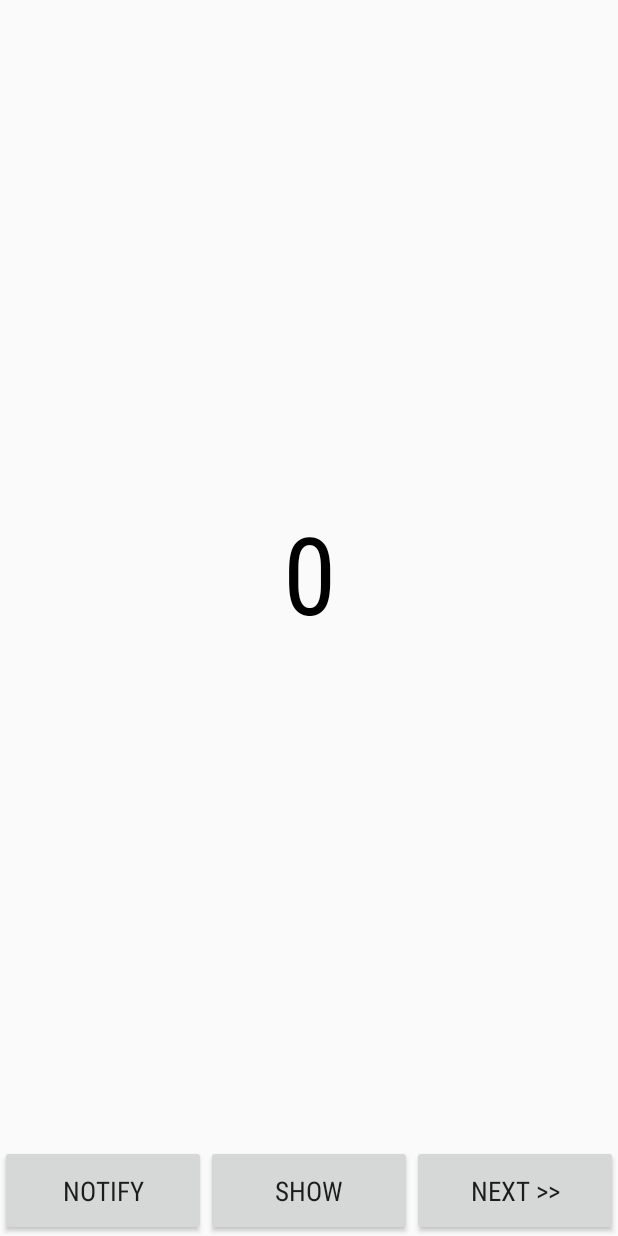
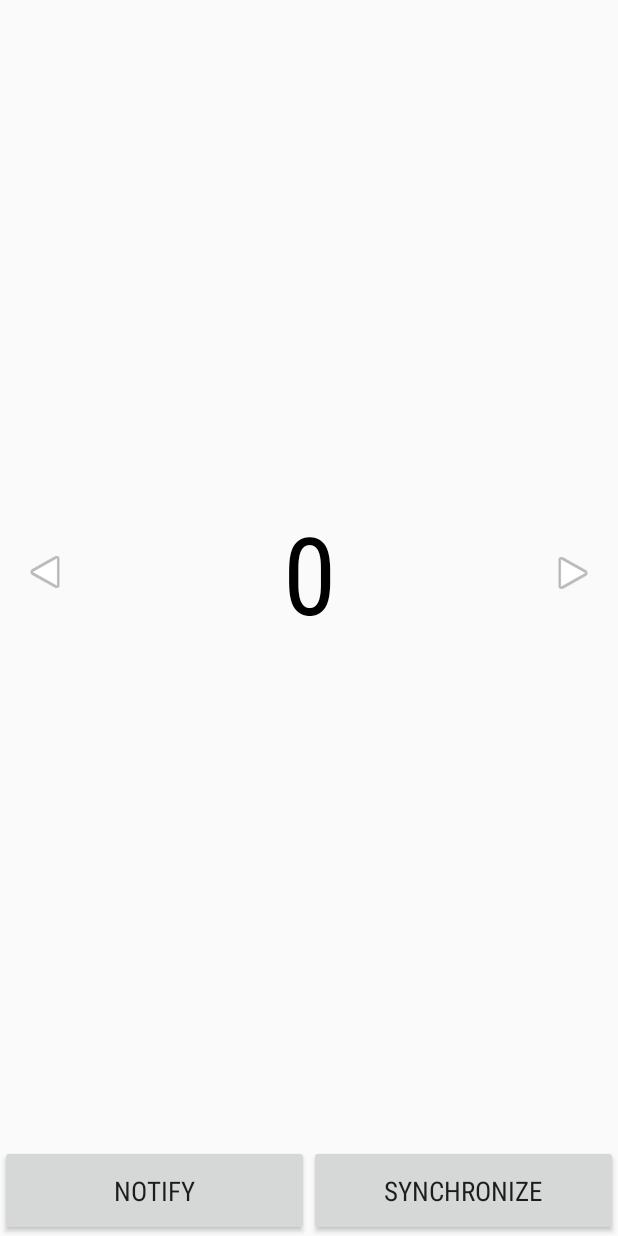
Before and after one commit to tomekkonieczny/AndroidWearWorkshop, an Android app: the screen it shows after launch (MainActivity), on a phone screen of 412 x 824 dp. Run offline under Robolectric (Android 15) with nearby library versions, the phone set to English and light mode, and no system bars.

Commit message:
Wearable view

```diff
--- a/mobile/src/main/java/watch/stxnext/com/watchworkshop/MainActivity.java
+++ b/mobile/src/main/java/watch/stxnext/com/watchworkshop/MainActivity.java
@@ -9,8 +9,8 @@ import android.support.v4.app.NotificationCompat;
 import android.support.v4.app.NotificationManagerCompat;
 import android.view.View;
 import android.widget.Button;
+import android.widget.ImageButton;
 import android.widget.TextView;
-import android.widget.Toast;
 
 import java.util.Random;
 
@@ -24,6 +24,8 @@ public class MainActivity extends Activity {
     private static final int COUNTDOWN = 0;
     private static final int STOP = 1;
 
+    private static final int NOTIFICATION_ID = 100;
+
     private TextView valueTextView;
     private boolean countdownLock = false;
 
@@ -34,17 +36,36 @@ public class MainActivity extends Activity {
 
         valueTextView = (TextView) findViewById(R.id.random_int_text_view);
 
-        prepareNextButton();
+        prepareValueButtons();
         prepareNotifyButton();
     }
 
-    private void prepareNextButton() {
-        Button nextButton = (Button) findViewById(R.id.next_button);
+    private void prepareValueButtons() {
+        ImageButton nextButton = (ImageButton) findViewById(R.id.next_button);
         nextButton.setOnClickListener(new View.OnClickListener() {
             @Override
             public void onClick(View v) {
                 Random random = new Random();
-                valueTextView.setText(String.valueOf(random.nextInt(1000)));
+                int value = Integer.valueOf(valueTextView.getText().toString());
+                int newValue = random.nextInt(1000);
+                while (newValue < value) {
+                    newValue = random.nextInt(1000);
+                }
+                value = newValue;
+
+                valueTextView.setText(String.valueOf(value));
+            }
+        });
+
+        ImageButton prevButton = (ImageButton) findViewById(R.id.prev_buttton);
+        prevButton.setOnClickListener(new View.OnClickListener() {
+            @Override
+            public void onClick(View v) {
+                Random random = new Random();
+                int value = Integer.valueOf(valueTextView.getText().toString());
+                value = value > 1 ? random.nextInt(value) : 0;
+
+                valueTextView.setText(String.valueOf(value));
             }
         });
     }
@@ -83,7 +104,7 @@ public class MainActivity extends Activity {
 
                 //Show notification
                 NotificationManagerCompat mNotificationManager = NotificationManagerCompat.from(MainActivity.this);
-                mNotificationManager.notify(100, mBuilder.build());
+                mNotificationManager.notify(NOTIFICATION_ID, mBuilder.build());
 
             }
         });
@@ -106,7 +127,8 @@ public class MainActivity extends Activity {
 
     private void countdown() {
         int value = Integer.parseInt(valueTextView.getText().toString());
-        if (value > 0 && !countdownLock) {
+        if (!countdownLock) {
+            if (value > 0) {
                 value--;
                 valueTextView.setText(String.valueOf(value));
                 valueTextView.postDelayed(new Runnable() {
@@ -115,7 +137,11 @@ public class MainActivity extends Activity {
                         countdown();
                     }
                 }, 10);
-        } else if (countdownLock) {
+            } else {
+                NotificationManagerCompat mNotificationManager = NotificationManagerCompat.from(MainActivity.this);
+                mNotificationManager.cancel(NOTIFICATION_ID);
+            }
+        } else {
             countdownLock = false;
         }
     }
--- a/mobile/src/main/res/layout/activity_main.xml
+++ b/mobile/src/main/res/layout/activity_main.xml
@@ -5,16 +5,41 @@
     android:gravity="center"
     android:orientation="vertical">
 
+    <LinearLayout
+        android:orientation="horizontal"
+        android:layout_width="match_parent"
+        android:layout_height="0dp"
+        android:layout_weight="1">
+
+
+        <ImageButton
+            android:id="@+id/prev_buttton"
+            android:rotation="180"
+            android:layout_width="60dp"
+            android:layout_height="match_parent"
+            android:background="@android:color/transparent"
+            android:src="@android:drawable/ic_media_play"/>
+
         <TextView
             android:id="@+id/random_int_text_view"
-        android:layout_width="match_parent"
-        android:layout_height="0dp"
+            android:layout_width="wrap_content"
+            android:layout_height="match_parent"
             android:layout_weight="1"
             android:gravity="center"
             android:textSize="72dp"
             android:fontFamily="sans-serif-condensed"
             android:textColor="@android:color/black"
             android:text="0" />
+
+        <ImageButton
+            android:id="@+id/next_button"
+            android:layout_width="60dp"
+            android:layout_height="match_parent"
+            android:background="@android:color/transparent"
+            android:src="@android:drawable/ic_media_play"/>
+
+    </LinearLayout>
+
 
     <LinearLayout
         android:orientation="horizontal"
@@ -25,7 +50,7 @@
             android:id="@+id/notify_button"
             android:layout_width="0dp"
             android:layout_weight="1"
-            android:layout_height="wrap_content"
+            android:layout_height="match_parent"
             android:fontFamily="sans-serif-condensed"
             android:textSize="18dp"
             android:padding="18dp"
@@ -35,21 +60,12 @@
             android:id="@+id/synchronize_button"
             android:layout_width="0dp"
             android:layout_weight="1"
-            android:layout_height="wrap_content"
+            android:layout_height="match_parent"
             android:fontFamily="sans-serif-condensed"
             android:textSize="18dp"
             android:padding="18dp"
-            android:text="Show"/>
+            android:text="Synchronize"/>
 
-        <Button
-            android:id="@+id/next_button"
-            android:layout_width="0dp"
-            android:layout_weight="1"
-            android:layout_height="wrap_content"
-            android:fontFamily="sans-serif-condensed"
-            android:textSize="18dp"
-            android:padding="18dp"
-            android:text="Next >>"/>
 
     </LinearLayout>
 
--- /dev/null
+++ b/wear/src/main/res/drawable/black_oval.xml
@@ -0,0 +1,5 @@
+<?xml version="1.0" encoding="utf-8"?>
+<shape xmlns:android="http://schemas.android.com/apk/res/android"
+    android:shape="oval">
+    <solid android:color="@android:color/black" />
+</shape>
--- a/wear/src/main/res/layout/activity_main.xml
+++ b/wear/src/main/res/layout/activity_main.xml
@@ -1,5 +1,6 @@
 <?xml version="1.0" encoding="utf-8"?>
-<android.support.wearable.view.WatchViewStub xmlns:android="http://schemas.android.com/apk/res/android"
+<android.support.wearable.view.WatchViewStub
+    xmlns:android="http://schemas.android.com/apk/res/android"
     xmlns:app="http://schemas.android.com/apk/res-auto"
     xmlns:tools="http://schemas.android.com/tools"
     android:id="@+id/watch_view_stub"
```
Also changed, not shown: mobile/build.gradle (+25 -4 lines), wear/build.gradle (+24 -4 lines), wear/src/main/res/layout/rect_activity_main.xml (+26 -7 lines), wear/src/main/res/layout/round_activity_main.xml (+27 -7 lines), 1 other file. Lines whose indentation alone changed are shown as unchanged.
